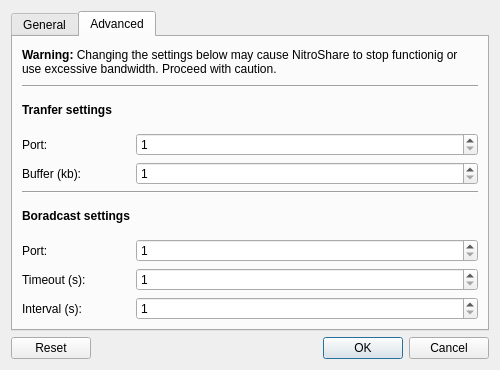
Old version of the form src/application/settingsdialog.ui in the repository nitroshare/nitroshare-desktop.
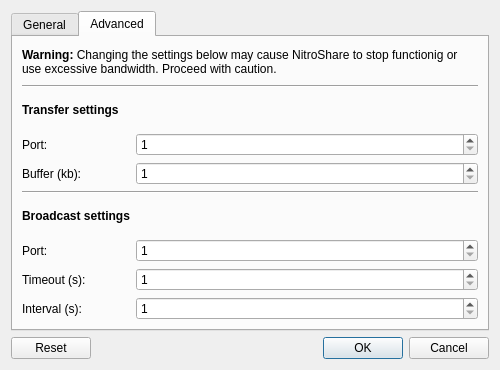
New version of the form. The open tabs and pages were chosen to show the change.

Commit message: Typing correction in SettingsDialog.

What changed in the file:
```diff
--- a/src/application/settingsdialog.ui
+++ b/src/application/settingsdialog.ui
@@ -157,7 +157,7 @@
        <item row="2" column="0" colspan="2">
         <widget class="QLabel" name="label_8">
          <property name="text">
-          <string>&lt;html&gt;&lt;head/&gt;&lt;body&gt;&lt;p&gt;&lt;span style=&quot; font-weight:600;&quot;&gt;Tranfer settings&lt;/span&gt;&lt;/p&gt;&lt;/body&gt;&lt;/html&gt;</string>
+          <string>&lt;html&gt;&lt;head/&gt;&lt;body&gt;&lt;p&gt;&lt;span style=&quot; font-weight:600;&quot;&gt;Transfer settings&lt;/span&gt;&lt;/p&gt;&lt;/body&gt;&lt;/html&gt;</string>
          </property>
         </widget>
        </item>
@@ -223,7 +223,7 @@
        <item row="6" column="0" colspan="2">
         <widget class="QLabel" name="label">
          <property name="text">
-          <string>&lt;html&gt;&lt;head/&gt;&lt;body&gt;&lt;p&gt;&lt;span style=&quot; font-weight:600;&quot;&gt;Boradcast settings&lt;/span&gt;&lt;/p&gt;&lt;/body&gt;&lt;/html&gt;</string>
+          <string>&lt;html&gt;&lt;head/&gt;&lt;body&gt;&lt;p&gt;&lt;span style=&quot; font-weight:600;&quot;&gt;Broadcast settings&lt;/span&gt;&lt;/p&gt;&lt;/body&gt;&lt;/html&gt;</string>
          </property>
         </widget>
        </item>
```
